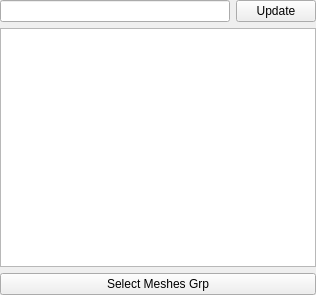
This is python/omtk/ui/widget_list_meshes.ui in renaudll/omtk as Qt 5 draws it before an edit. The edited form follows.
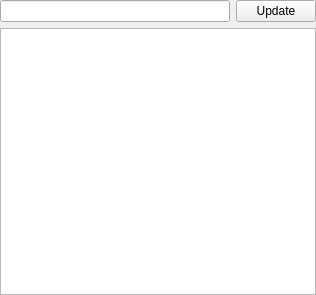
This is the edited form.

The edit to the form file:
```diff
--- a/python/omtk/ui/widget_list_meshes.ui
+++ b/python/omtk/ui/widget_list_meshes.ui
@@ -43,13 +43,6 @@
      </column>
     </widget>
    </item>
-   <item>
-    <widget class="QPushButton" name="pushButton_selectGrpMeshes">
-     <property name="text">
-      <string>Select Meshes Grp</string>
-     </property>
-    </widget>
-   </item>
   </layout>
  </widget>
  <resources/>
```
Left out of the diff: 11 changed lines with no effect on the pictures.
